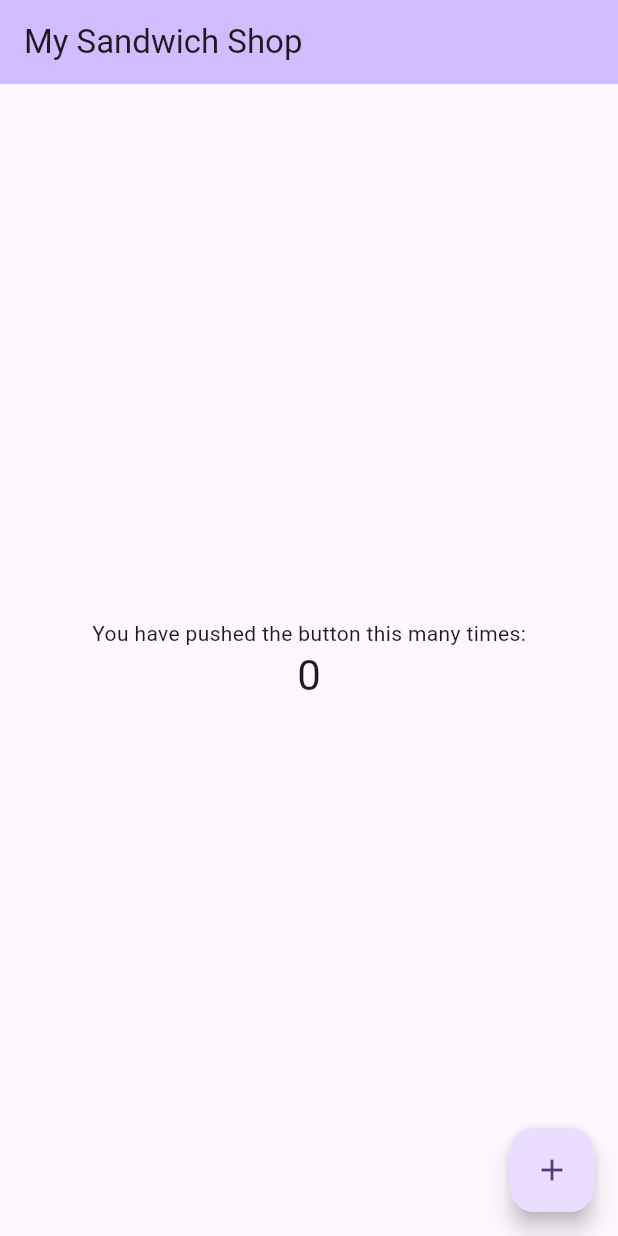
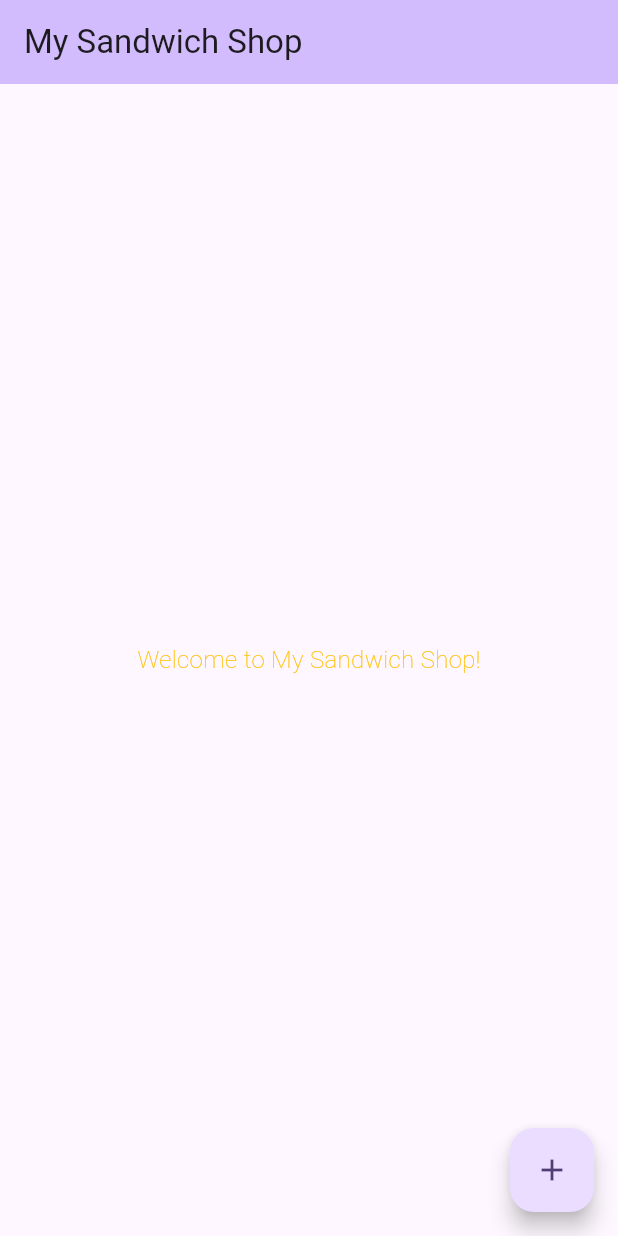
Before and after one commit to WilliamSpender/hello_flutter, a Flutter app: the screen it shows after launch, on a phone screen of 412 x 824 dp. Run offline on Flutter 3.47's test engine with Material 3 defaults, Android fonts, the phone set to English and light mode, and no system bars.

Commit message:
Modified counter

```diff
--- a/lib/main.dart
+++ b/lib/main.dart
@@ -11,7 +11,7 @@ class MyApp extends StatelessWidget {
   @override
   Widget build(BuildContext context) {
     return MaterialApp(
-      title: 'Flutter Demo',
+      title: 'Sandwich Shop App',
       theme: ThemeData(
         // This is the theme of your application.
         //
@@ -54,7 +54,6 @@ class MyHomePage extends StatefulWidget {
 }
 
 class _MyHomePageState extends State<MyHomePage> {
-  int _counter = 0;
 
   void _incrementCounter() {
     setState(() {
@@ -63,7 +62,6 @@ class _MyHomePageState extends State<MyHomePage> {
       // so that the display can reflect the updated values. If we changed
       // _counter without calling setState(), then the build method would not be
       // called again, and so nothing would appear to happen.
-      _counter++;
     });
   }
 
@@ -104,11 +102,7 @@ class _MyHomePageState extends State<MyHomePage> {
           // wireframe for each widget.
           mainAxisAlignment: MainAxisAlignment.center,
           children: <Widget>[
-            const Text('You have pushed the button this many times:'),
-            Text(
-              '$_counter',
-              style: Theme.of(context).textTheme.headlineMedium,
-            ),
+            const Text('Welcome to My Sandwich Shop!', style: TextStyle(color: Colors.amber, fontSize: 16, fontWeight: FontWeight.w200)),
           ],
         ),
       ),
```
